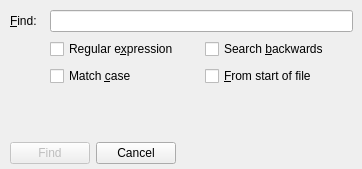
Before: the Qt Designer form finddialog.ui in altsan/qe-text-editor, drawn with Qt 5.
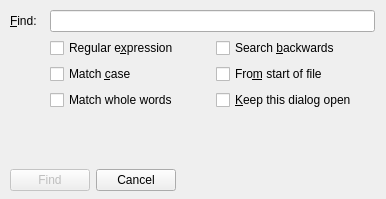
After: the same form once the commit is applied.

Commit message: Improve Find dialog and add regex support. Various minor improvements.

What changed in the file:
```diff
--- a/finddialog.ui
+++ b/finddialog.ui
@@ -9,8 +9,8 @@
    <rect>
     <x>0</x>
     <y>0</y>
-    <width>362</width>
-    <height>169</height>
+    <width>386</width>
+    <height>199</height>
    </rect>
   </property>
   <property name="windowTitle">
@@ -24,8 +24,8 @@
     <rect>
      <x>10</x>
      <y>10</y>
-     <width>343</width>
-     <height>154</height>
+     <width>365</width>
+     <height>181</height>
     </rect>
    </property>
    <layout class="QVBoxLayout" name="verticalLayout">
@@ -83,7 +83,21 @@
         <item row="1" column="1">
          <widget class="QCheckBox" name="startCheckBox">
           <property name="text">
-           <string>&amp;From start of file</string>
+           <string>Fro&amp;m start of file</string>
+          </property>
+         </widget>
+        </item>
+        <item row="2" column="0">
+         <widget class="QCheckBox" name="wordCheckBox">
+          <property name="text">
+           <string>Match whole words</string>
+          </property>
+         </widget>
+        </item>
+        <item row="2" column="1">
+         <widget class="QCheckBox" name="keepCheckBox">
+          <property name="text">
+           <string>&amp;Keep this dialog open</string>
           </property>
          </widget>
         </item>
@@ -97,7 +111,7 @@
         <property name="sizeHint" stdset="0">
          <size>
           <width>20</width>
-          <height>10</height>
+          <height>5</height>
          </size>
         </property>
        </spacer>
```
Left out of the diff: 3 changed lines with no effect on the pictures. The commit also changes 5 other files.
